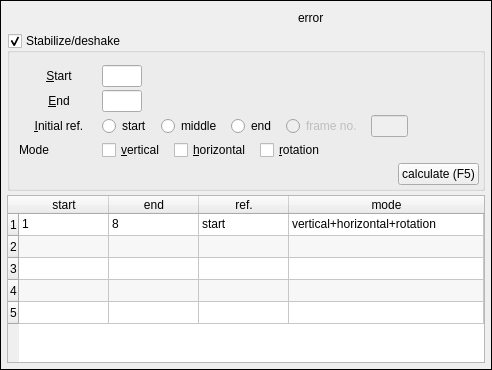
This is tools/video_editor/ui/ui_widget_stabilize.ui in JepEtau/mco as Qt 5 draws it before an edit. The edited form follows.
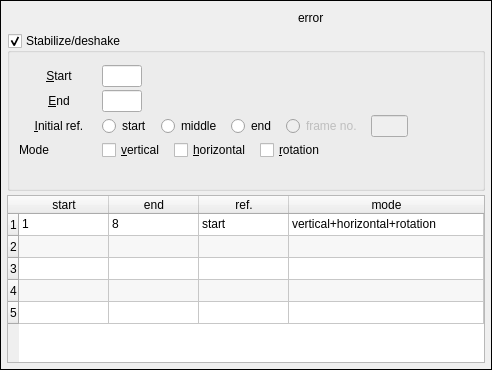
This is the edited form. Icons and pictures are not drawn.

The edit to the form file:
```diff
--- a/tools/video_editor/ui/ui_widget_stabilize.ui
+++ b/tools/video_editor/ui/ui_widget_stabilize.ui
@@ -659,16 +659,6 @@
              </property>
             </spacer>
            </item>
-           <item>
-            <widget class="QPushButton" name="pushButton_calculate">
-             <property name="focusPolicy">
-              <enum>Qt::NoFocus</enum>
-             </property>
-             <property name="text">
-              <string>calculate (F5)</string>
-             </property>
-            </widget>
-           </item>
           </layout>
          </item>
         </layout>
```
Left out of the diff: 6 changed lines with no effect on the pictures.
